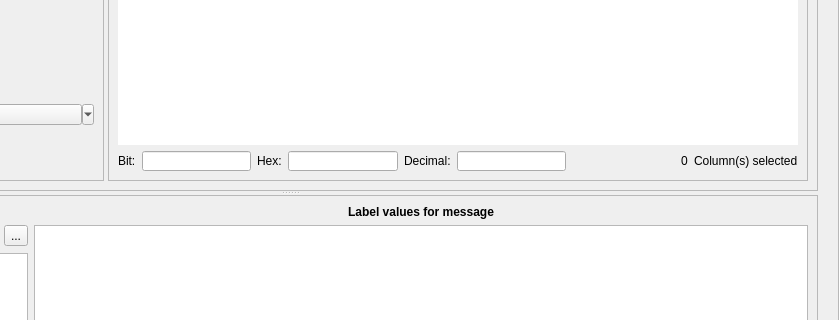
Old version of the form ui/analysis_frame.ui in the repository jopohl/urh; both pictures show x 259 to 1098 and y 370 to 690 of the 1098 by 839 pixel window.
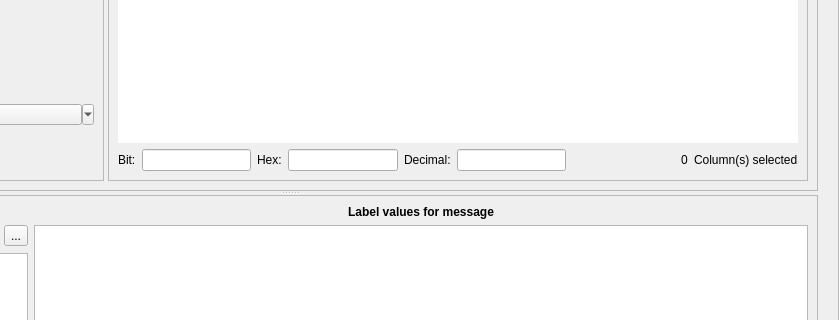
New version of the form. Icons and pictures are not drawn. Custom widgets are drawn as their Qt base class.

Commit message: do not fix height of elements to consider greater font sizes

Diff of the .ui file:
```diff
--- a/ui/analysis_frame.ui
+++ b/ui/analysis_frame.ui
@@ -676,7 +676,7 @@
                  <item>
                   <widget class="QLabel" name="lBits">
                    <property name="sizePolicy">
-                    <sizepolicy hsizetype="Fixed" vsizetype="Fixed">
+                    <sizepolicy hsizetype="Preferred" vsizetype="Preferred">
                      <horstretch>0</horstretch>
                      <verstretch>0</verstretch>
                     </sizepolicy>
@@ -684,7 +684,7 @@
                    <property name="maximumSize">
                     <size>
                      <width>16777215</width>
-                     <height>15</height>
+                     <height>16777215</height>
                     </size>
                    </property>
                    <property name="text">
@@ -694,10 +694,16 @@
                  </item>
                  <item>
                   <widget class="QLineEdit" name="lBitsSelection">
+                   <property name="sizePolicy">
+                    <sizepolicy hsizetype="Expanding" vsizetype="Preferred">
+                     <horstretch>0</horstretch>
+                     <verstretch>0</verstretch>
+                    </sizepolicy>
+                   </property>
                    <property name="maximumSize">
                     <size>
                      <width>16777215</width>
-                     <height>20</height>
+                     <height>16777215</height>
                     </size>
                    </property>
                    <property name="acceptDrops">
@@ -711,7 +717,7 @@
                  <item>
                   <widget class="QLabel" name="lHex">
                    <property name="sizePolicy">
-                    <sizepolicy hsizetype="Fixed" vsizetype="Fixed">
+                    <sizepolicy hsizetype="Preferred" vsizetype="Preferred">
                      <horstretch>0</horstretch>
                      <verstretch>0</verstretch>
                     </sizepolicy>
@@ -719,7 +725,7 @@
                    <property name="maximumSize">
                     <size>
                      <width>16777215</width>
-                     <height>15</height>
+                     <height>16777215</height>
                     </size>
                    </property>
                    <property name="text">
@@ -729,10 +735,16 @@
                  </item>
                  <item>
                   <widget class="QLineEdit" name="lHexSelection">
+                   <property name="sizePolicy">
+                    <sizepolicy hsizetype="Expanding" vsizetype="Preferred">
+                     <horstretch>0</horstretch>
+                     <verstretch>0</verstretch>
+                    </sizepolicy>
+                   </property>
                    <property name="maximumSize">
                     <size>
                      <width>16777215</width>
-                     <height>20</height>
+                     <height>16777215</height>
                     </size>
                    </property>
                    <property name="acceptDrops">
@@ -746,7 +758,7 @@
                  <item>
                   <widget class="QLabel" name="lDecimal">
                    <property name="sizePolicy">
-                    <sizepolicy hsizetype="Fixed" vsizetype="Fixed">
+                    <sizepolicy hsizetype="Preferred" vsizetype="Preferred">
                      <horstretch>0</horstretch>
                      <verstretch>0</verstretch>
                     </sizepolicy>
@@ -754,7 +766,7 @@
                    <property name="maximumSize">
                     <size>
                      <width>16777215</width>
-                     <height>15</height>
+                     <height>16777215</height>
                     </size>
                    </property>
                    <property name="text">
@@ -764,10 +776,16 @@
                  </item>
                  <item>
                   <widget class="QLineEdit" name="lDecimalSelection">
+                   <property name="sizePolicy">
+                    <sizepolicy hsizetype="Expanding" vsizetype="Preferred">
+                     <horstretch>0</horstretch>
+                     <verstretch>0</verstretch>
+                    </sizepolicy>
+                   </property>
                    <property name="maximumSize">
                     <size>
                      <width>16777215</width>
-                     <height>20</height>
+                     <height>16777215</height>
                     </size>
                    </property>
                    <property name="acceptDrops">
```
Left out of the diff: 3 changed lines with no effect on the pictures. Lines whose indentation alone changed are shown as unchanged. The commit also changes 1 other file.
